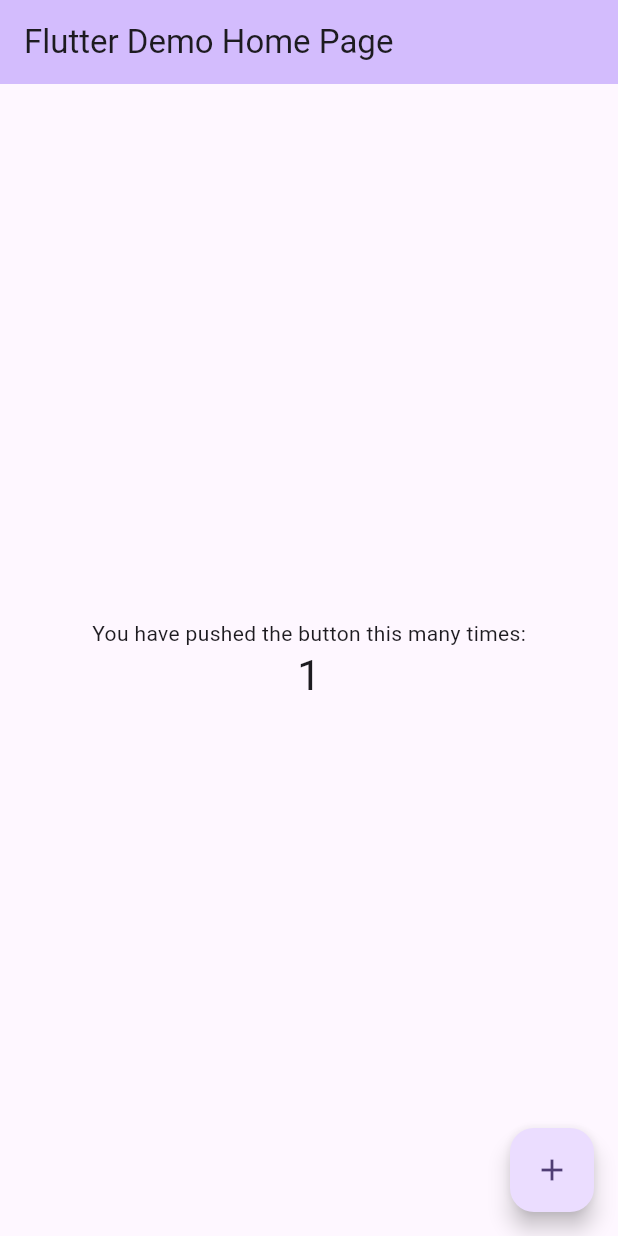
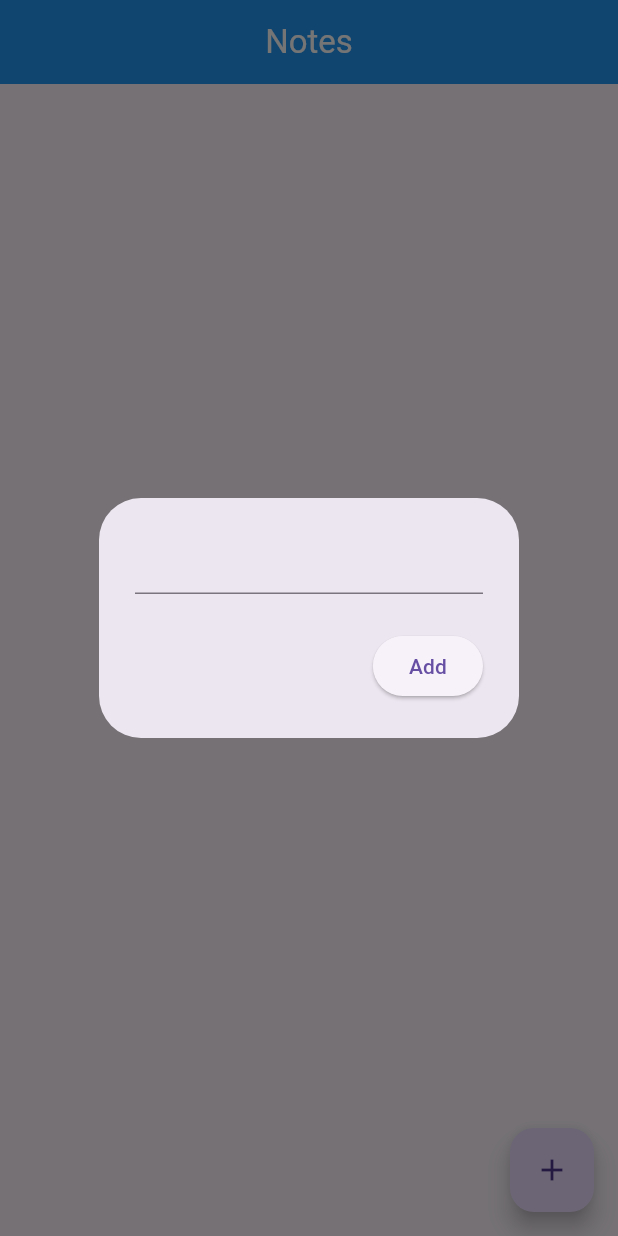
Before and after one commit to EoRaphael/note_app, a Flutter app: the screen it shows after launch, after a tap on the "add" icon, on a phone screen of 412 x 824 dp. Run offline on Flutter 3.47's test engine with Material 3 defaults, Android fonts, the phone set to English and light mode, and no system bars; our stand-ins replace cloud_firestore, firebase_core; accounts and stored records are empty.

Commit message:
Note app backend finish

```diff
--- a/lib/main.dart
+++ b/lib/main.dart
@@ -1,122 +1,25 @@
+import 'package:firebase_core/firebase_core.dart';
 import 'package:flutter/material.dart';
+import 'package:note_app/firebase_options.dart';
 
-void main() {
+import 'pages/HomePage.dart';
+
+
+
+void main() async {
+  WidgetsFlutterBinding.ensureInitialized();
+  await Firebase.initializeApp(options: DefaultFirebaseOptions.currentPlatform);
   runApp(const MyApp());
 }
 
 class MyApp extends StatelessWidget {
   const MyApp({super.key});
 
-  // This widget is the root of your application.
   @override
   Widget build(BuildContext context) {
-    return MaterialApp(
-      title: 'Flutter Demo',
-      theme: ThemeData(
-        // This is the theme of your application.
-        //
-        // TRY THIS: Try running your application with "flutter run". You'll see
-        // the application has a purple toolbar. Then, without quitting the app,
-        // try changing the seedColor in the colorScheme below to Colors.green
-        // and then invoke "hot reload" (save your changes or press the "hot
-        // reload" button in a Flutter-supported IDE, or press "r" if you used
-        // the command line to start the app).
-        //
-        // Notice that the counter didn't reset back to zero; the application
-        // state is not lost during the reload. To reset the state, use hot
-        // restart instead.
-        //
-        // This works for code too, not just values: Most code changes can be
-        // tested with just a hot reload.
-        colorScheme: ColorScheme.fromSeed(seedColor: Colors.deepPurple),
-      ),
-      home: const MyHomePage(title: 'Flutter Demo Home Page'),
+    return const MaterialApp(
+      debugShowCheckedModeBanner: false,
+      home: HomePage(),
     );
   }
 }
-
-class MyHomePage extends StatefulWidget {
-  const MyHomePage({super.key, required this.title});
-
-  // This widget is the home page of your application. It is stateful, meaning
-  // that it has a State object (defined below) that contains fields that affect
-  // how it looks.
-
-  // This class is the configuration for the state. It holds the values (in this
-  // case the title) provided by the parent (in this case the App widget) and
-  // used by the build method of the State. Fields in a Widget subclass are
-  // always marked "final".
-
-  final String title;
-
-  @override
-  State<MyHomePage> createState() => _MyHomePageState();
-}
-
-class _MyHomePageState extends State<MyHomePage> {
-  int _counter = 0;
-
-  void _incrementCounter() {
-    setState(() {
-      // This call to setState tells the Flutter framework that something has
-      // changed in this State, which causes it to rerun the build method below
-      // so that the display can reflect the updated values. If we changed
-      // _counter without calling setState(), then the build method would not be
-      // called again, and so nothing would appear to happen.
-      _counter++;
-    });
-  }
-
-  @override
-  Widget build(BuildContext context) {
-    // This method is rerun every time setState is called, for instance as done
-    // by the _incrementCounter method above.
-    //
-    // The Flutter framework has been optimized to make rerunning build methods
-    // fast, so that you can just rebuild anything that needs updating rather
-    // than having to individually change instances of widgets.
-    return Scaffold(
-      appBar: AppBar(
-        // TRY THIS: Try changing the color here to a specific color (to
-        // Colors.amber, perhaps?) and trigger a hot reload to see the AppBar
-        // change color while the other colors stay the same.
-        backgroundColor: Theme.of(context).colorScheme.inversePrimary,
-        // Here we take the value from the MyHomePage object that was created by
-        // the App.build method, and use it to set our appbar title.
-        title: Text(widget.title),
-      ),
-      body: Center(
-        // Center is a layout widget. It takes a single child and positions it
-        // in the middle of the parent.
-        child: Column(
-          // Column is also a layout widget. It takes a list of children and
-          // arranges them vertically. By default, it sizes itself to fit its
-          // children horizontally, and tries to be as tall as its parent.
-          //
-          // Column has various properties to control how it sizes itself and
-          // how it positions its children. Here we use mainAxisAlignment to
-          // center the children vertically; the main axis here is the vertical
-          // axis because Columns are vertical (the cross axis would be
-          // horizontal).
-          //
-          // TRY THIS: Invoke "debug painting" (choose the "Toggle Debug Paint"
-          // action in the IDE, or press "p" in the console), to see the
-          // wireframe for each widget.
-          mainAxisAlignment: MainAxisAlignment.center,
-          children: <Widget>[
-            const Text('You have pushed the button this many times:'),
-            Text(
-              '$_counter',
-              style: Theme.of(context).textTheme.headlineMedium,
-            ),
-          ],
-        ),
-      ),
-      floatingActionButton: FloatingActionButton(
-        onPressed: _incrementCounter,
-        tooltip: 'Increment',
-        child: const Icon(Icons.add),
-      ), // This trailing comma makes auto-formatting nicer for build methods.
-    );
-  }
-}
--- /dev/null
+++ b/lib/pages/HomePage.dart
@@ -0,0 +1,116 @@
+import 'package:cloud_firestore/cloud_firestore.dart';
+import 'package:flutter/material.dart';
+import 'package:note_app/services/firestore.dart';
+
+
+
+class HomePage extends StatefulWidget {
+  const HomePage({super.key});
+
+  @override
+  State<HomePage> createState() => _HomePageState();
+}
+
+class _HomePageState extends State<HomePage> {
+  // firestore
+  final FirestoreService firestoreService  = FirestoreService();
+
+  // text controller
+  final TextEditingController textController = TextEditingController();
+
+
+  //open a dialog box to add a note
+  void openNoteBox({String? docID}) {
+    showDialog(context: context, builder: (context) => AlertDialog(
+      // text user input
+      content: TextField(
+        controller: textController,
+      ),
+      actions: [
+        // button to save
+        ElevatedButton(
+            onPressed: () {
+              // add a new note
+              if (docID == null) {
+                firestoreService.addNote(textController.text);
+              }
+              // update an existing note
+              else {
+                firestoreService.updateNote(docID, textController.text);
+              }
+
+              // clear the text controller
+              textController.clear();
+
+              // close the box
+              Navigator.pop(context);
+            },
+            child: Text('Add'))
+      ],
+    ));
+  }
+
+  @override
+  Widget build(BuildContext context) {
+    return Scaffold(
+      appBar: AppBar(
+        title: Center(
+          child: const Text('Notes', style: TextStyle(color: Colors.white)),
+        ),
+        backgroundColor: Colors.blue,
+      ),
+      floatingActionButton: FloatingActionButton(
+        onPressed: openNoteBox,
+        child: const Icon(Icons.add),
+      ),
+      body: StreamBuilder<QuerySnapshot>(
+        stream: firestoreService.getNotesStream(),
+        builder: (context, snapshot) {
+          // if we have data, get all the docs
+          if (snapshot.hasData) {
+            List notesList = snapshot.data!.docs;
+
+            // display as a list
+            return ListView.builder(
+              itemCount: notesList.length,
+              itemBuilder: (context, index) {
+              // get each individual doc
+              DocumentSnapshot document = notesList[index];
+              String docID = document.id;
+
+              //get note from each doc
+              Map<String, dynamic> data =
+                  document.data() as  Map<String, dynamic>;
+              String noteText = data['note'];
+              // display as a list tile
+              return ListTile(
+                title: Text(noteText),
+                trailing: Row(
+                  mainAxisSize: MainAxisSize.min,
+                  children: [
+                    // Update button
+                    IconButton(
+                        onPressed: () => openNoteBox(docID: docID),
+                        icon: const Icon(Icons.settings)),
+
+                    // Delete button
+                    IconButton(
+                        onPressed: () => firestoreService.deleteNote(docID),
+                        icon: const Icon(Icons.delete))
+                  ]
+                ),
+              );
+            },
+          );
+          }
+
+          // if there is no data return nothing
+          else {
+            return const Text('No notes..');
+          }
+
+        },
+      ),
+    );
+  }
+}
--- /dev/null
+++ b/lib/services/firestore.dart
@@ -0,0 +1,33 @@
+import 'package:cloud_firestore/cloud_firestore.dart';
+
+class FirestoreService {
+
+  // get collection of notes
+  final CollectionReference notes =
+      FirebaseFirestore.instance.collection('notes');
+
+  // CREATE: add a new note.
+  Future<void> addNote(String note) {
+    return notes.add({
+      'note': note,
+      'timestamp': Timestamp.now(),
+    });
+  }
+  // READ: get notes from database
+  Stream<QuerySnapshot> getNotesStream() {
+    final notesStream = notes.orderBy('timestamp', descending: true).snapshots();
+    return notesStream;
+  }
+
+  // UPDATE: update notes given a doc id
+  Future<void> updateNote(String docID, String newNote) {
+    return notes.doc(docID).update({
+      'note': newNote,
+      'timestamp': Timestamp.now(),
+    });
+  }
+  // DELETE: delete notes given a doc id
+  Future<void> deleteNote(String docID) {
+    return notes.doc(docID).delete();
+  }
+}
--- a/pubspec.yaml
+++ b/pubspec.yaml
@@ -34,6 +34,8 @@ dependencies:
   # The following adds the Cupertino Icons font to your application.
   # Use with the CupertinoIcons class for iOS style icons.
   cupertino_icons: ^1.0.8
+  firebase_core: ^3.13.0
+  cloud_firestore: ^5.6.6
 
 dev_dependencies:
   flutter_test:
```
Also changed, not shown: firebase.json (added), lib/firebase_options.dart (added), pubspec.lock, 6 other files.
